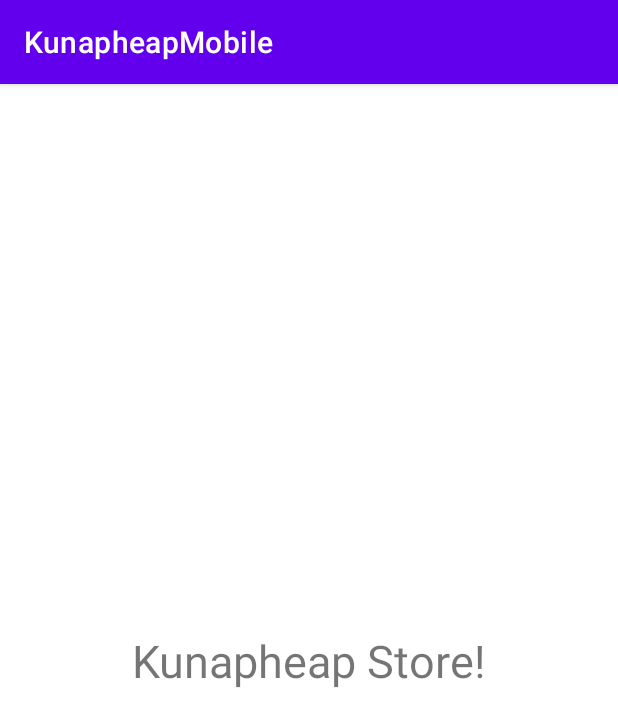
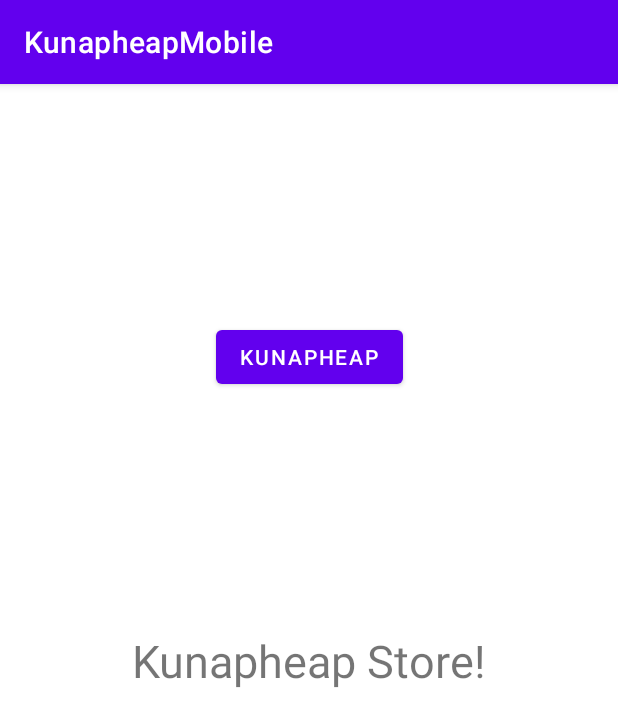
Before and after one commit to Kunapheap/kunapheap, an Android app: the screen it shows after launch (MainActivity), on a phone screen of 412 x 824 dp. Shown: the top 727 px of the screen. Run offline under Robolectric (Android 15) with nearby library versions, the phone set to English and light mode, and no system bars.

Commit message:
add new button

```diff
--- a/Kunapheap-mobile/app/src/main/res/layout/activity_main.xml
+++ b/Kunapheap-mobile/app/src/main/res/layout/activity_main.xml
@@ -7,13 +7,23 @@
     tools:context=".MainActivity">
 
     <TextView
+        android:id="@+id/textView"
         android:layout_width="wrap_content"
         android:layout_height="wrap_content"
+        android:text="Kunapheap Store!"
         android:textSize="30sp"
-        android:text="Kunapheap Store!"
         app:layout_constraintBottom_toBottomOf="parent"
         app:layout_constraintEnd_toEndOf="parent"
         app:layout_constraintStart_toStartOf="parent"
         app:layout_constraintTop_toTopOf="parent" />
 
+    <Button
+        android:layout_width="wrap_content"
+        android:layout_height="wrap_content"
+        android:text="Kunapheap"
+        app:layout_constraintBottom_toTopOf="@+id/textView"
+        app:layout_constraintEnd_toEndOf="parent"
+        app:layout_constraintStart_toStartOf="parent"
+        app:layout_constraintTop_toTopOf="parent" />
+
 </androidx.constraintlayout.widget.ConstraintLayout>
```
